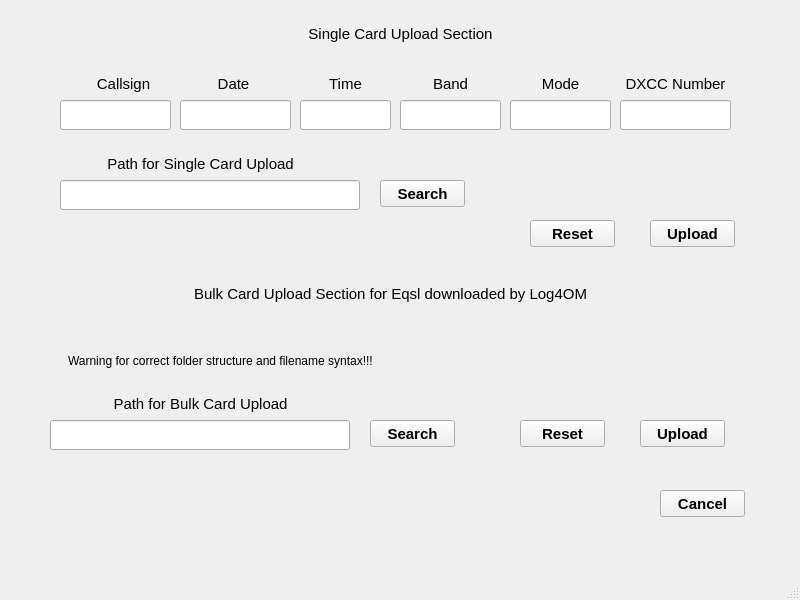
Qt form gui_data/frm_upload.ui (kowmang/Eqsl_Program) before a commit.
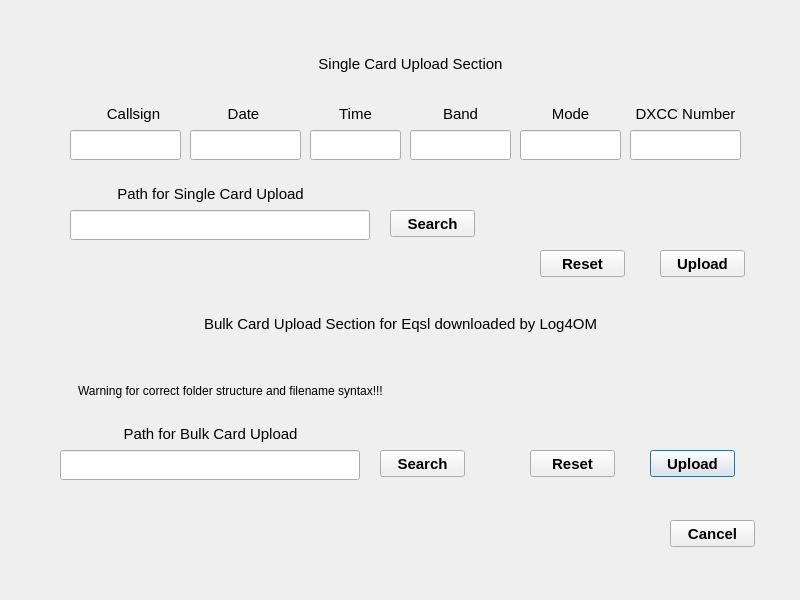
The same form after that commit.

Commit message: changed QMainWindow to QDialog Window

What changed in the file:
```diff
--- a/gui_data/frm_upload.ui
+++ b/gui_data/frm_upload.ui
@@ -1,7 +1,10 @@
 <?xml version="1.0" encoding="UTF-8"?>
 <ui version="4.0">
  <class>frm_upload</class>
- <widget class="QMainWindow" name="frm_upload">
+ <widget class="QDialog" name="frm_upload">
+  <property name="enabled">
+   <bool>true</bool>
+  </property>
   <property name="geometry">
    <rect>
     <x>0</x>
@@ -13,33 +16,62 @@
   <property name="windowTitle">
    <string>MainWindow</string>
   </property>
-  <widget class="QWidget" name="centralwidget">
-   <widget class="QLabel" name="lb_single_card_upload_section">
+  <widget class="QPushButton" name="btn_upload_bulkcard">
     <property name="geometry">
      <rect>
-      <x>100</x>
-      <y>20</y>
-      <width>601</width>
+     <x>650</x>
+     <y>450</y>
+     <width>85</width>
       <height>27</height>
      </rect>
     </property>
     <property name="font">
      <font>
       <pointsize>11</pointsize>
+     <bold>true</bold>
      </font>
     </property>
     <property name="text">
-     <string>Single Card Upload Section</string>
-    </property>
-    <property name="alignment">
-     <set>Qt::AlignmentFlag::AlignCenter</set>
+    <string>Upload</string>
+   </property>
+  </widget>
+  <widget class="QPushButton" name="btn_reset_bulkcard">
+   <property name="geometry">
+    <rect>
+     <x>530</x>
+     <y>450</y>
+     <width>85</width>
+     <height>27</height>
+    </rect>
+   </property>
+   <property name="font">
+    <font>
+     <pointsize>11</pointsize>
+     <bold>true</bold>
+    </font>
+   </property>
+   <property name="text">
+    <string>Reset</string>
+   </property>
+  </widget>
+  <widget class="QLabel" name="lb_warning_bulk_upload_1">
+   <property name="geometry">
+    <rect>
+     <x>78</x>
+     <y>365</y>
+     <width>671</width>
+     <height>51</height>
+    </rect>
+   </property>
+   <property name="text">
+    <string>Warning for correct folder structure and filename syntax!!!</string>
     </property>
    </widget>
    <widget class="QPushButton" name="btn_cancel_frm_upload">
     <property name="geometry">
      <rect>
-      <x>660</x>
-      <y>490</y>
+     <x>670</x>
+     <y>520</y>
       <width>85</width>
       <height>27</height>
      </rect>
@@ -54,72 +86,11 @@
      <string>Cancel</string>
     </property>
    </widget>
-   <widget class="QPushButton" name="btn_reset_bulkcard">
-    <property name="geometry">
-     <rect>
-      <x>520</x>
-      <y>420</y>
-      <width>85</width>
-      <height>27</height>
-     </rect>
-    </property>
-    <property name="font">
-     <font>
-      <pointsize>11</pointsize>
-      <bold>true</bold>
-     </font>
-    </property>
-    <property name="text">
-     <string>Reset</string>
-    </property>
-   </widget>
-   <widget class="QLabel" name="lb_callsign_1">
-    <property name="geometry">
-     <rect>
-      <x>60</x>
-      <y>70</y>
-      <width>127</width>
-      <height>27</height>
-     </rect>
-    </property>
-    <property name="font">
-     <font>
-      <pointsize>11</pointsize>
-     </font>
-    </property>
-    <property name="text">
-     <string>Callsign</string>
-    </property>
-    <property name="alignment">
-     <set>Qt::AlignmentFlag::AlignCenter</set>
-    </property>
-   </widget>
-   <widget class="QLabel" name="lb_date_1">
-    <property name="geometry">
-     <rect>
-      <x>170</x>
-      <y>70</y>
-      <width>127</width>
-      <height>27</height>
-     </rect>
-    </property>
-    <property name="font">
-     <font>
-      <pointsize>11</pointsize>
-     </font>
-    </property>
-    <property name="text">
-     <string>Date</string>
-    </property>
-    <property name="alignment">
-     <set>Qt::AlignmentFlag::AlignCenter</set>
-    </property>
-   </widget>
    <widget class="QLabel" name="lb_time_1">
     <property name="geometry">
      <rect>
-      <x>290</x>
-      <y>70</y>
+     <x>300</x>
+     <y>100</y>
       <width>111</width>
       <height>27</height>
      </rect>
@@ -136,12 +107,12 @@
      <set>Qt::AlignmentFlag::AlignCenter</set>
     </property>
    </widget>
-   <widget class="QLabel" name="lb_band_1">
+  <widget class="QLabel" name="lb_path_bulkcard">
     <property name="geometry">
      <rect>
-      <x>400</x>
-      <y>70</y>
-      <width>101</width>
+     <x>60</x>
+     <y>420</y>
+     <width>301</width>
       <height>27</height>
      </rect>
     </property>
@@ -151,17 +122,46 @@
      </font>
     </property>
     <property name="text">
-     <string>Band</string>
+    <string>Path for Bulk Card Upload</string>
     </property>
     <property name="alignment">
      <set>Qt::AlignmentFlag::AlignCenter</set>
     </property>
    </widget>
+  <widget class="QLineEdit" name="le_date_1">
+   <property name="geometry">
+    <rect>
+     <x>190</x>
+     <y>130</y>
+     <width>111</width>
+     <height>30</height>
+    </rect>
+   </property>
+  </widget>
+  <widget class="QPushButton" name="btn_reset_singlecard">
+   <property name="geometry">
+    <rect>
+     <x>540</x>
+     <y>250</y>
+     <width>85</width>
+     <height>27</height>
+    </rect>
+   </property>
+   <property name="font">
+    <font>
+     <pointsize>11</pointsize>
+     <bold>true</bold>
+    </font>
+   </property>
+   <property name="text">
+    <string>Reset</string>
+   </property>
+  </widget>
    <widget class="QLabel" name="lb_mode_1">
     <property name="geometry">
      <rect>
-      <x>510</x>
-      <y>70</y>
+     <x>520</x>
+     <y>100</y>
       <width>101</width>
       <height>27</height>
      </rect>
@@ -178,32 +178,21 @@
      <set>Qt::AlignmentFlag::AlignCenter</set>
     </property>
    </widget>
-   <widget class="QLabel" name="lb_dxcc_number_1">
+  <widget class="QLineEdit" name="le_callsign_5">
     <property name="geometry">
      <rect>
-      <x>620</x>
-      <y>70</y>
-      <width>111</width>
-      <height>27</height>
-     </rect>
-    </property>
-    <property name="font">
-     <font>
-      <pointsize>11</pointsize>
-     </font>
-    </property>
-    <property name="text">
-     <string>DXCC Number</string>
-    </property>
-    <property name="alignment">
-     <set>Qt::AlignmentFlag::AlignCenter</set>
-    </property>
-   </widget>
-   <widget class="QLineEdit" name="le_path_singlecard">
+     <x>520</x>
+     <y>130</y>
+     <width>101</width>
+     <height>30</height>
+    </rect>
+   </property>
+  </widget>
+  <widget class="QLineEdit" name="le_path_bulkcard">
     <property name="geometry">
      <rect>
       <x>60</x>
-      <y>180</y>
+     <y>450</y>
       <width>300</width>
       <height>30</height>
      </rect>
@@ -214,12 +203,22 @@
      </font>
     </property>
    </widget>
-   <widget class="QLabel" name="lb_path_singlecard">
+  <widget class="QLineEdit" name="le_dxcc_number_1">
     <property name="geometry">
      <rect>
-      <x>50</x>
-      <y>150</y>
-      <width>301</width>
+     <x>630</x>
+     <y>130</y>
+     <width>111</width>
+     <height>30</height>
+    </rect>
+   </property>
+  </widget>
+  <widget class="QLabel" name="lb_band_1">
+   <property name="geometry">
+    <rect>
+     <x>410</x>
+     <y>100</y>
+     <width>101</width>
       <height>27</height>
      </rect>
     </property>
@@ -229,17 +228,27 @@
      </font>
     </property>
     <property name="text">
-     <string>Path for Single Card Upload</string>
+    <string>Band</string>
     </property>
     <property name="alignment">
      <set>Qt::AlignmentFlag::AlignCenter</set>
     </property>
    </widget>
+  <widget class="QLineEdit" name="le_time_1">
+   <property name="geometry">
+    <rect>
+     <x>310</x>
+     <y>130</y>
+     <width>91</width>
+     <height>30</height>
+    </rect>
+   </property>
+  </widget>
    <widget class="QPushButton" name="btn_search_path_singlecard_upload">
     <property name="geometry">
      <rect>
-      <x>380</x>
-      <y>180</y>
+     <x>390</x>
+     <y>210</y>
       <width>85</width>
       <height>27</height>
      </rect>
@@ -257,8 +266,8 @@
    <widget class="QPushButton" name="btn_upload_singlecard">
     <property name="geometry">
      <rect>
-      <x>650</x>
-      <y>220</y>
+     <x>660</x>
+     <y>250</y>
       <width>85</width>
       <height>27</height>
      </rect>
@@ -276,8 +285,8 @@
    <widget class="QLabel" name="lb_bulk_card_upload_section">
     <property name="geometry">
      <rect>
-      <x>90</x>
-      <y>280</y>
+     <x>100</x>
+     <y>310</y>
       <width>601</width>
       <height>27</height>
      </rect>
@@ -294,109 +303,42 @@
      <set>Qt::AlignmentFlag::AlignCenter</set>
     </property>
    </widget>
-   <widget class="QPushButton" name="btn_reset_singlecard">
-    <property name="geometry">
-     <rect>
-      <x>530</x>
-      <y>220</y>
-      <width>85</width>
-      <height>27</height>
-     </rect>
-    </property>
-    <property name="font">
-     <font>
-      <pointsize>11</pointsize>
-      <bold>true</bold>
-     </font>
-    </property>
-    <property name="text">
-     <string>Reset</string>
-    </property>
-   </widget>
-   <widget class="QLineEdit" name="le_callsign_1">
-    <property name="geometry">
-     <rect>
-      <x>60</x>
-      <y>100</y>
-      <width>111</width>
-      <height>30</height>
-     </rect>
-    </property>
-   </widget>
-   <widget class="QLineEdit" name="le_date_1">
+  <widget class="QLabel" name="lb_date_1">
     <property name="geometry">
      <rect>
       <x>180</x>
       <y>100</y>
-      <width>111</width>
-      <height>30</height>
-     </rect>
-    </property>
-   </widget>
-   <widget class="QLineEdit" name="le_time_1">
-    <property name="geometry">
-     <rect>
-      <x>300</x>
-      <y>100</y>
-      <width>91</width>
-      <height>30</height>
-     </rect>
-    </property>
-   </widget>
-   <widget class="QLineEdit" name="le_mode_1">
-    <property name="geometry">
-     <rect>
-      <x>400</x>
-      <y>100</y>
-      <width>101</width>
-      <height>30</height>
-     </rect>
-    </property>
-   </widget>
-   <widget class="QLineEdit" name="le_callsign_5">
-    <property name="geometry">
-     <rect>
-      <x>510</x>
-      <y>100</y>
-      <width>101</width>
-      <height>30</height>
-     </rect>
-    </property>
-   </widget>
-   <widget class="QLineEdit" name="le_dxcc_number_1">
-    <property name="geometry">
-     <rect>
-      <x>620</x>
-      <y>100</y>
-      <width>111</width>
-      <height>30</height>
-     </rect>
-    </property>
-   </widget>
-   <widget class="QPushButton" name="btn_upload_bulkcard">
-    <property name="geometry">
-     <rect>
-      <x>640</x>
-      <y>420</y>
-      <width>85</width>
+     <width>127</width>
       <height>27</height>
      </rect>
     </property>
     <property name="font">
      <font>
       <pointsize>11</pointsize>
-      <bold>true</bold>
      </font>
     </property>
     <property name="text">
-     <string>Upload</string>
-    </property>
-   </widget>
-   <widget class="QLabel" name="lb_path_bulkcard">
+    <string>Date</string>
+   </property>
+   <property name="alignment">
+    <set>Qt::AlignmentFlag::AlignCenter</set>
+   </property>
+  </widget>
+  <widget class="QLineEdit" name="le_callsign_1">
     <property name="geometry">
      <rect>
-      <x>50</x>
-      <y>390</y>
+     <x>70</x>
+     <y>130</y>
+     <width>111</width>
+     <height>30</height>
+    </rect>
+   </property>
+  </widget>
+  <widget class="QLabel" name="lb_path_singlecard">
+   <property name="geometry">
+    <rect>
+     <x>60</x>
+     <y>180</y>
       <width>301</width>
       <height>27</height>
      </rect>
@@ -407,17 +349,17 @@
      </font>
     </property>
     <property name="text">
-     <string>Path for Bulk Card Upload</string>
+    <string>Path for Single Card Upload</string>
     </property>
     <property name="alignment">
      <set>Qt::AlignmentFlag::AlignCenter</set>
     </property>
    </widget>
-   <widget class="QLineEdit" name="le_path_bulkcard">
+  <widget class="QLineEdit" name="le_path_singlecard">
     <property name="geometry">
      <rect>
-      <x>50</x>
-      <y>420</y>
+     <x>70</x>
+     <y>210</y>
       <width>300</width>
       <height>30</height>
      </rect>
@@ -428,11 +370,74 @@
      </font>
     </property>
    </widget>
+  <widget class="QLabel" name="lb_dxcc_number_1">
+   <property name="geometry">
+    <rect>
+     <x>630</x>
+     <y>100</y>
+     <width>111</width>
+     <height>27</height>
+    </rect>
+   </property>
+   <property name="font">
+    <font>
+     <pointsize>11</pointsize>
+    </font>
+   </property>
+   <property name="text">
+    <string>DXCC Number</string>
+   </property>
+   <property name="alignment">
+    <set>Qt::AlignmentFlag::AlignCenter</set>
+   </property>
+  </widget>
+  <widget class="QLabel" name="lb_single_card_upload_section">
+   <property name="geometry">
+    <rect>
+     <x>110</x>
+     <y>50</y>
+     <width>601</width>
+     <height>27</height>
+    </rect>
+   </property>
+   <property name="font">
+    <font>
+     <pointsize>11</pointsize>
+    </font>
+   </property>
+   <property name="text">
+    <string>Single Card Upload Section</string>
+   </property>
+   <property name="alignment">
+    <set>Qt::AlignmentFlag::AlignCenter</set>
+   </property>
+  </widget>
+  <widget class="QLabel" name="lb_callsign_1">
+   <property name="geometry">
+    <rect>
+     <x>70</x>
+     <y>100</y>
+     <width>127</width>
+     <height>27</height>
+    </rect>
+   </property>
+   <property name="font">
+    <font>
+     <pointsize>11</pointsize>
+    </font>
+   </property>
+   <property name="text">
+    <string>Callsign</string>
+   </property>
+   <property name="alignment">
+    <set>Qt::AlignmentFlag::AlignCenter</set>
+   </property>
+  </widget>
    <widget class="QPushButton" name="btn_search_path_bulkcard_upload">
     <property name="geometry">
      <rect>
-      <x>370</x>
-      <y>420</y>
+     <x>380</x>
+     <y>450</y>
       <width>85</width>
       <height>27</height>
      </rect>
@@ -447,31 +452,16 @@
      <string>Search</string>
     </property>
    </widget>
-   <widget class="QLabel" name="lb_warning_bulk_upload_1">
+  <widget class="QLineEdit" name="le_mode_1">
     <property name="geometry">
      <rect>
-      <x>68</x>
-      <y>335</y>
-      <width>671</width>
-      <height>51</height>
-     </rect>
-    </property>
-    <property name="text">
-     <string>Warning for correct folder structure and filename syntax!!!</string>
-    </property>
-   </widget>
-  </widget>
-  <widget class="QMenuBar" name="menubar">
-   <property name="geometry">
-    <rect>
-     <x>0</x>
-     <y>0</y>
-     <width>800</width>
-     <height>33</height>
-    </rect>
-   </property>
-  </widget>
-  <widget class="QStatusBar" name="statusbar"/>
+     <x>410</x>
+     <y>130</y>
+     <width>101</width>
+     <height>30</height>
+    </rect>
+   </property>
+  </widget>
  </widget>
  <resources/>
  <connections/>
```
Left out of the diff: 2 changed lines with no effect on the pictures. Lines whose indentation alone changed are shown as unchanged. The commit also changes 3 other files.
